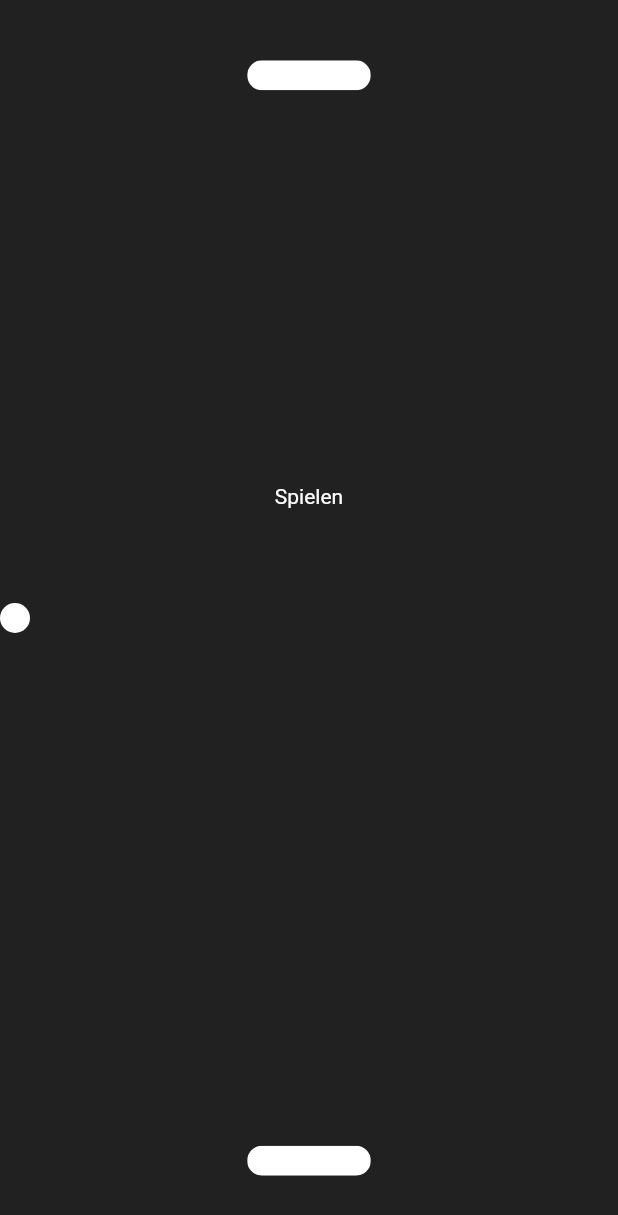
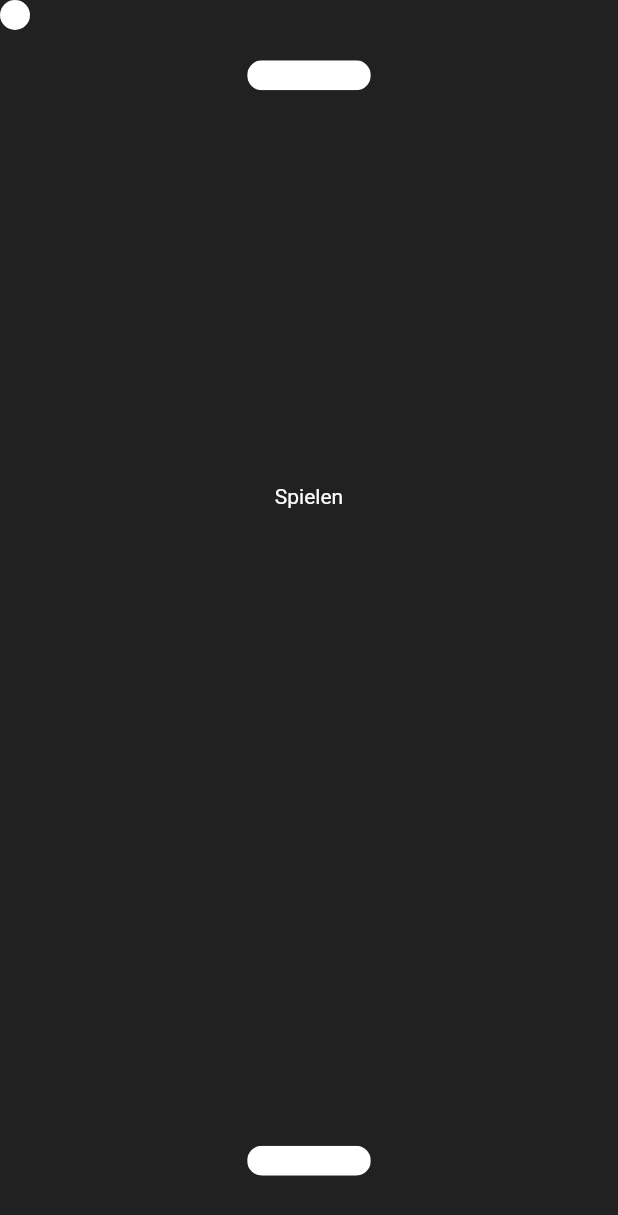
Before and after one commit to stephanxiayu/game, a Flutter app: the screen it shows after launch, on a phone screen of 412 x 824 dp. Shown: the top 1215 px of the screen. Run offline on Flutter 3.47's test engine with Material 2 defaults, Android fonts, the phone set to English and light mode, and no system bars.

Commit message:
first commit

```diff
--- a/lib/ball.dart
+++ b/lib/ball.dart
@@ -1,20 +1,21 @@
 import 'package:flutter/material.dart';
 
 class MyBall extends StatelessWidget {
-  double? x;
-  double? y;
-  MyBall({Key? key, this.x, this.y}) : super(key: key);
+  double x;
+  double y;
+  MyBall({Key? key, required this.x, required this.y}) : super(key: key);
 
   @override
   Widget build(BuildContext context) {
     return Container(
       width: 20,
+      height: 20,
+      alignment: Alignment(
+        x,
+        y,
+      ),
       decoration:
           const BoxDecoration(shape: BoxShape.circle, color: Colors.white),
-      alignment: Alignment(
-        x!,
-        y!,
-      ),
     );
   }
 }
--- a/lib/coverscreen.dart
+++ b/lib/coverscreen.dart
@@ -1,13 +1,13 @@
 import 'package:flutter/material.dart';
 
 class CoverScreen extends StatelessWidget {
-  const CoverScreen({Key? key}) : super(key: key);
-
+  CoverScreen({Key? key, required this.gameHasstarted}) : super(key: key);
+  bool? gameHasstarted;
   @override
   Widget build(BuildContext context) {
     return Container(
       alignment: const Alignment(0, -0.2),
-      child: const Text("Spielen"),
+      child: gameHasstarted! ? const Text("") : const Text("Spielen"),
     );
   }
 }
--- a/lib/homepage.dart
+++ b/lib/homepage.dart
@@ -1,3 +1,5 @@
+import 'dart:async';
+
 import 'package:flutter/material.dart';
 import 'package:flutter_game/ball.dart';
 import 'package:flutter_game/brid.dart';
@@ -8,26 +10,53 @@ class MyHomePage extends StatefulWidget {
   State<MyHomePage> createState() => _MyHomePageState();
 }
 
+enum direction { UP, DOWN }
+
 class _MyHomePageState extends State<MyHomePage> {
+  double ballX = 0.2;
+  double ballY = 0.9;
+  var ballDirection = direction.DOWN;
+
+  bool gameHasStarted = false;
+  void startGame() {
+    setState(() {
+      gameHasStarted = true;
+      Timer.periodic(const Duration(milliseconds: 1), (timer) {
+        setState(() {
+          ballY += 0.01;
+        });
+      });
+    });
+  }
+
+  void updateDirection() {
+    setState(() {
+      if (ballY >= 0.9) {
+        ballDirection = direction.DOWN;
+      } else if (ballY <= -0.9) {
+        ballDirection = direction.UP;
+      }
+    });
+  }
+
   @override
   Widget build(BuildContext context) {
     return GestureDetector(
+      onTap: startGame,
       child: Scaffold(
         backgroundColor: Colors.grey[900],
-        body: Center(
-          child: Stack(children: [
-            const CoverScreen(),
+        body: Stack(children: [
+          CoverScreen(gameHasstarted: gameHasStarted),
           MyBrird(
             x: 0,
             y: -0.9,
           ),
           MyBrird(
-              x: 0,
+            x: 0.0,
             y: 0.9,
           ),
-            MyBall(x: 0.0, y: -0.2)
+          MyBall(x: ballX, y: ballY)
         ]),
-        ),
       ),
     );
   }
```
Lines whose indentation alone changed are shown as unchanged.
